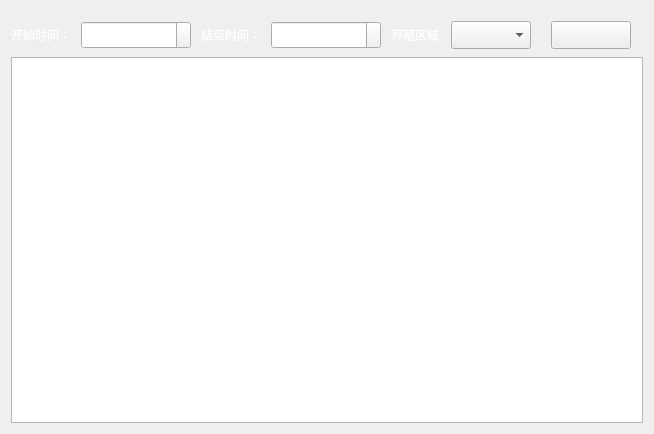
Before: the Qt Designer form ChuangfengDesktop/ShareDetailManagerQWidget.ui in asdlei99/chuangfengdesktop, drawn with Qt 5.
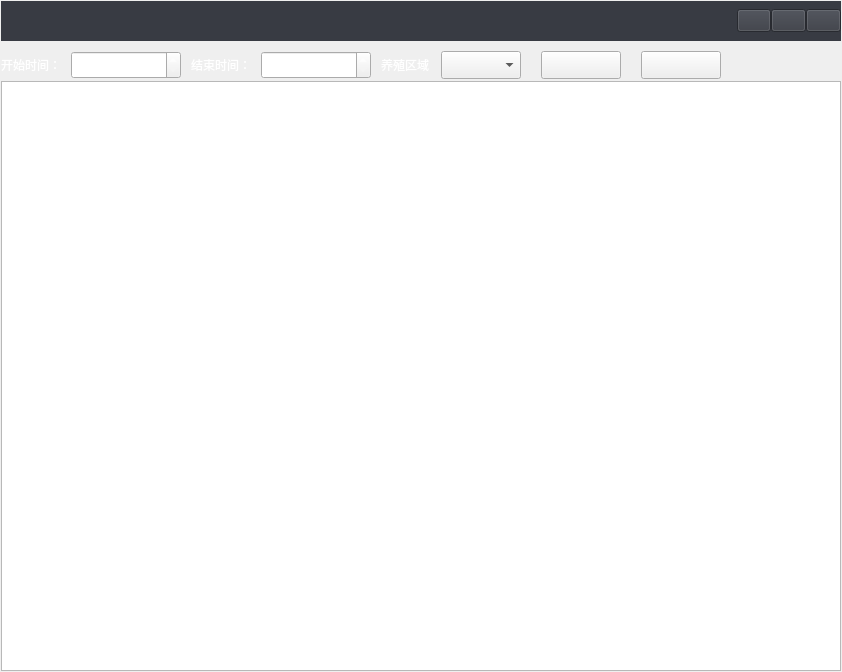
After: the same form once the commit is applied.

The edit to the form file:
```diff
--- a/ChuangfengDesktop/ShareDetailManagerQWidget.ui
+++ b/ChuangfengDesktop/ShareDetailManagerQWidget.ui
@@ -6,14 +6,111 @@
    <rect>
     <x>0</x>
     <y>0</y>
-    <width>654</width>
-    <height>434</height>
+    <width>842</width>
+    <height>672</height>
    </rect>
   </property>
   <property name="windowTitle">
    <string>Form</string>
   </property>
   <layout class="QVBoxLayout" name="verticalLayout">
+   <property name="spacing">
+    <number>0</number>
+   </property>
+   <property name="leftMargin">
+    <number>1</number>
+   </property>
+   <property name="topMargin">
+    <number>1</number>
+   </property>
+   <property name="rightMargin">
+    <number>1</number>
+   </property>
+   <property name="bottomMargin">
+    <number>1</number>
+   </property>
+   <item>
+    <widget class="QWidget" name="widget_title" native="true">
+     <property name="minimumSize">
+      <size>
+       <width>0</width>
+       <height>40</height>
+      </size>
+     </property>
+     <property name="styleSheet">
+      <string notr="true">background-color: rgb(56, 59, 67);</string>
+     </property>
+     <layout class="QHBoxLayout" name="horizontalLayout">
+      <property name="spacing">
+       <number>0</number>
+      </property>
+      <property name="leftMargin">
+       <number>0</number>
+      </property>
+      <property name="topMargin">
+       <number>0</number>
+      </property>
+      <property name="rightMargin">
+       <number>0</number>
+      </property>
+      <property name="bottomMargin">
+       <number>0</number>
+      </property>
+      <item>
+       <spacer name="horizontalSpacer_2">
+        <property name="orientation">
+         <enum>Qt::Horizontal</enum>
+        </property>
+        <property name="sizeHint" stdset="0">
+         <size>
+          <width>741</width>
+          <height>20</height>
+         </size>
+        </property>
+       </spacer>
+      </item>
+      <item>
+       <widget class="QPushButton" name="min_btn">
+        <property name="minimumSize">
+         <size>
+          <width>32</width>
+          <height>23</height>
+         </size>
+        </property>
+        <property name="text">
+         <string/>
+        </property>
+       </widget>
+      </item>
+      <item>
+       <widget class="QPushButton" name="max_restore_btn">
+        <property name="minimumSize">
+         <size>
+          <width>32</width>
+          <height>23</height>
+         </size>
+        </property>
+        <property name="text">
+         <string/>
+        </property>
+       </widget>
+      </item>
+      <item>
+       <widget class="QPushButton" name="close_btn">
+        <property name="minimumSize">
+         <size>
+          <width>32</width>
+          <height>23</height>
+         </size>
+        </property>
+        <property name="text">
+         <string/>
+        </property>
+       </widget>
+      </item>
+     </layout>
+    </widget>
+   </item>
    <item>
     <widget class="QWidget" name="widget_18" native="true">
      <property name="minimumSize">
@@ -141,7 +238,14 @@
     </widget>
    </item>
    <item>
-    <widget class="QTableView" name="detailshare_report_tableview"/>
+    <widget class="QTableView" name="detailshare_report_tableview">
+     <property name="minimumSize">
+      <size>
+       <width>823</width>
+       <height>562</height>
+      </size>
+     </property>
+    </widget>
    </item>
   </layout>
  </widget>
```
